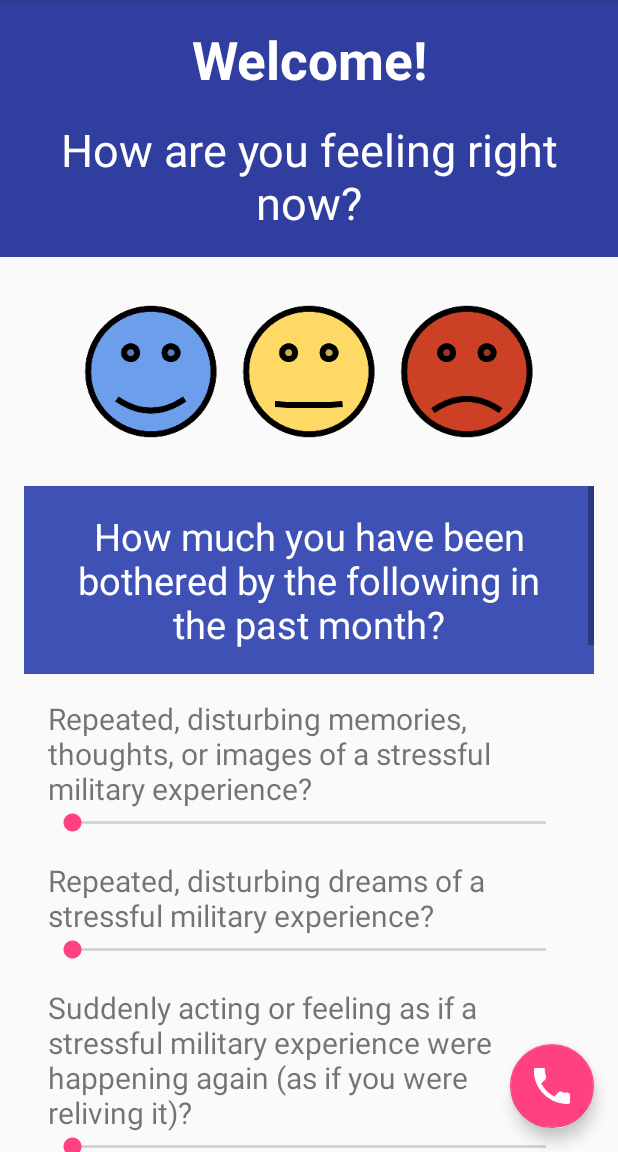
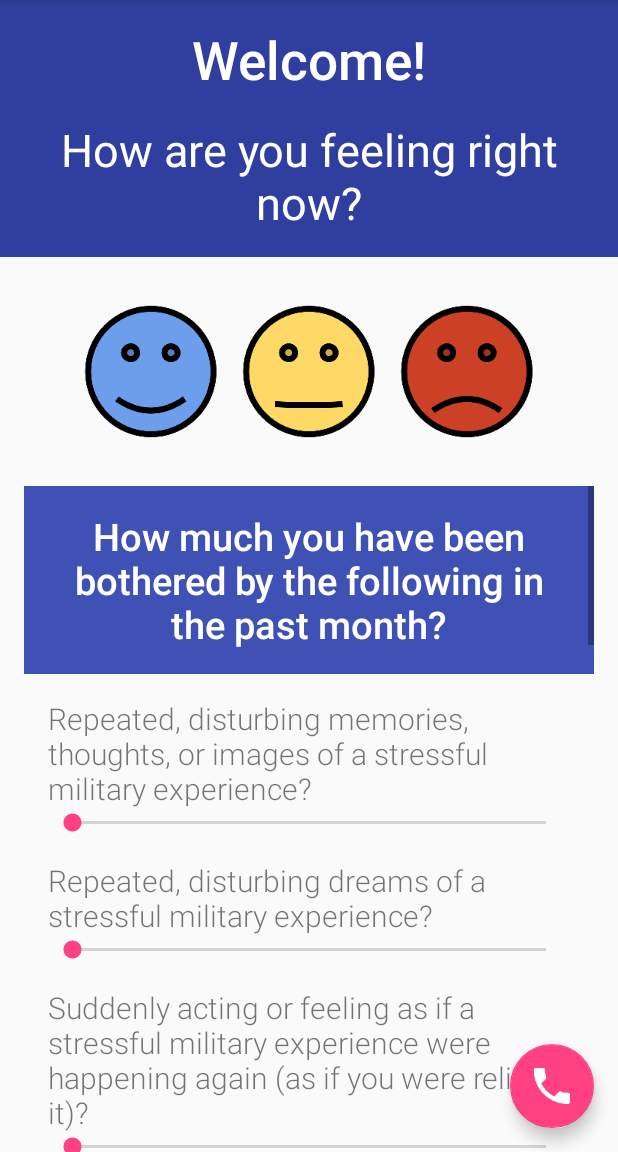
Before and after one commit to TylerCarberry/PTSD-Aid, an Android app: the fragment PTSDTestFragment placed in its activity, on a phone screen of 412 x 824 dp, the part 84-1236 px from its top. Run offline under Robolectric (Android 15) with nearby library versions, the phone set to English and light mode, and no system bars; our stand-ins replace Firebase (no records; nobody signed in at launch, a user with empty details on screens opened directly), Volley; libraries missing offline, so code that uses them is left out: angtrim.com.fivestarslibrary; network calls fail; 7 statements that could not run were skipped.

Commit message:
Adjust fonts
Instead of using the same font for everything, use sans-serif-medium
and sans-serif-light

```diff
--- a/app/src/main/res/layout/create_trusted_contact_layout.xml
+++ b/app/src/main/res/layout/create_trusted_contact_layout.xml
@@ -21,6 +21,7 @@
         android:layout_marginBottom="@dimen/activity_vertical_margin"
         android:textSize="35sp"
         android:background="@color/colorPrimary"
+        android:fontFamily="sans-serif-medium"
         android:textColor="@color/white"/>
 
     <TextView
@@ -34,6 +35,7 @@
         android:paddingBottom="@dimen/activity_vertical_margin"
         android:layout_centerHorizontal="true"
         android:gravity="center_horizontal"
+        android:fontFamily="sans-serif-light"
         android:textSize="25sp"/>
 
     <TextView
@@ -46,5 +48,6 @@
         android:layout_below="@id/explaination_textview"
         android:gravity="center_horizontal"
         android:text="@string/add_trusted_contact_prompt"
+        android:fontFamily="sans-serif-light"
         android:textSize="25sp"/>
 </RelativeLayout>
--- a/app/src/main/res/layout/facility_layout.xml
+++ b/app/src/main/res/layout/facility_layout.xml
@@ -42,6 +42,7 @@
                     android:text="Placeholder Name"
                     android:gravity="center"
                     android:background="@color/transparent_white"
+                    android:fontFamily="sans-serif-medium"
                     android:textSize="25sp"/>
 
                 <ImageButton
@@ -65,6 +66,7 @@
                     android:paddingLeft="@dimen/activity_horizontal_margin"
                     android:paddingStart="@dimen/activity_horizontal_margin"
                     android:text="Phone Placeholder"
+                    android:fontFamily="sans-serif-light"
                     android:textSize="25sp" />
 
                 <ImageButton
@@ -88,6 +90,7 @@
                     android:paddingLeft="@dimen/activity_horizontal_margin"
                     android:paddingStart="@dimen/activity_horizontal_margin"
                     android:text="Address Placeholder"
+                    android:fontFamily="sans-serif-light"
                     android:textSize="25sp" />
 
                 <TextView
@@ -100,6 +103,7 @@
                     android:paddingBottom="@dimen/activity_vertical_margin"
                     android:layout_below="@+id/facility_address_textview"
                     android:text="Detail Placeholder"
+                    android:fontFamily="sans-serif-light"
                     android:textSize="15sp"/>
 
                 <Button
@@ -110,6 +114,7 @@
                     android:layout_below="@id/facility_details"
                     android:layout_alignParentLeft="true"
                     android:text="More Info"
+                    android:fontFamily="sans-serif-medium"
                     android:layout_marginLeft="@dimen/activity_horizontal_margin"
                     android:layout_marginRight="@dimen/activity_horizontal_margin"
                     android:layout_marginBottom="@dimen/activity_vertical_margin"/>
--- a/app/src/main/res/layout/fragment_main.xml
+++ b/app/src/main/res/layout/fragment_main.xml
@@ -18,9 +18,9 @@
         android:paddingRight="@dimen/activity_horizontal_margin"
         android:paddingBottom="@dimen/activity_vertical_margin"
         android:gravity="center_horizontal"
-        android:textStyle="bold"
         android:background="@color/colorPrimaryDark"
-        android:textColor="@color/white"/>
+        android:textColor="@color/white"
+        android:fontFamily="sans-serif-medium" />
 
     <TextView
         android:id="@+id/prompt_emotion"
@@ -36,7 +36,8 @@
         android:background="@color/colorPrimaryDark"
         android:textColor="@color/white"
         android:layout_below="@+id/main_header_text_view"
-        android:layout_centerHorizontal="true" />
+        android:layout_centerHorizontal="true"
+        android:fontFamily="sans-serif" />
 
     <LinearLayout
         android:id="@+id/emotions_linear_layout"
--- a/app/src/main/res/layout/fragment_ptsd_test.xml
+++ b/app/src/main/res/layout/fragment_ptsd_test.xml
@@ -34,7 +34,8 @@
                     android:text="@string/stress_prompt"
                     android:textSize="25sp"
                     android:background="@color/colorPrimary"
-                    android:textColor="@color/white"/>
+                    android:textColor="@color/white"
+                    android:fontFamily="sans-serif-medium" />
 
             </LinearLayout>
 
--- a/app/src/main/res/layout/phone_cardview.xml
+++ b/app/src/main/res/layout/phone_cardview.xml
@@ -15,6 +15,7 @@
             android:id="@+id/phone_icon_imageview"
             android:layout_width="wrap_content"
             android:layout_height="wrap_content"
+            android:layout_marginBottom="@dimen/activity_vertical_margin"
             android:src="@drawable/nvf"
             android:adjustViewBounds="true"/>
 
@@ -25,6 +26,7 @@
             android:layout_below="@+id/phone_icon_imageview"
             android:gravity="center_horizontal"
             android:text="@string/phone_veterans_foundation_hotline"
+            android:fontFamily="sans-serif-medium"
             android:textSize="30sp" />
 
         <TextView
@@ -33,6 +35,7 @@
             android:layout_height="wrap_content"
             android:layout_below="@+id/phone_number_textview"
             android:text="@string/veterans_foundation_phone_details"
+            android:fontFamily="sans-serif-light"
             android:textSize="20sp"/>
 
     </RelativeLayout>
--- a/app/src/main/res/layout/question_box.xml
+++ b/app/src/main/res/layout/question_box.xml
@@ -12,6 +12,7 @@
         android:id="@+id/stress_question_textview"
         android:layout_width="wrap_content"
         android:layout_height="wrap_content"
+        android:fontFamily="sans-serif-light"
         android:textSize="20sp"/>
 
     <SeekBar
--- a/app/src/main/res/layout/recommendation_view.xml
+++ b/app/src/main/res/layout/recommendation_view.xml
@@ -20,6 +20,7 @@
         android:layout_toRightOf="@id/bullet_imageview"
         android:layout_marginLeft="@dimen/activity_horizontal_margin"
         android:text="Recommendations placeholder"
+        android:fontFamily="sans-serif-light"
         android:textSize="27sp"/>
 
 </RelativeLayout>
--- a/app/src/main/res/layout/web_cardview.xml
+++ b/app/src/main/res/layout/web_cardview.xml
@@ -16,7 +16,8 @@
             android:layout_width="wrap_content"
             android:layout_height="wrap_content"
             android:src="@drawable/nvf"
-            android:adjustViewBounds="true"/>
+            android:adjustViewBounds="true"
+            android:layout_marginBottom="@dimen/activity_vertical_margin"/>
 
         <TextView
             android:id="@+id/website_name_textview"
@@ -24,6 +25,7 @@
             android:layout_height="wrap_content"
             android:layout_below="@+id/website_icon_imageview"
             android:gravity="center_horizontal"
+            android:fontFamily="sans-serif-medium"
             android:textSize="30sp" />
 
         <TextView
@@ -31,6 +33,7 @@
             android:layout_width="wrap_content"
             android:layout_height="wrap_content"
             android:layout_below="@+id/website_name_textview"
+            android:fontFamily="sans-serif-light"
             android:textSize="20sp"/>
 
     </RelativeLayout>
```
